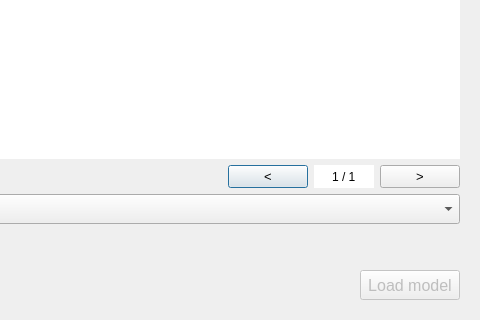
Above: threedi_models_and_simulations/ui/model_selection.ui from nens/threedi-api-qgis-client before the change; both pictures show x 420 to 900 and y 330 to 650 of the 900 by 650 pixel window. Below: the same form after it.
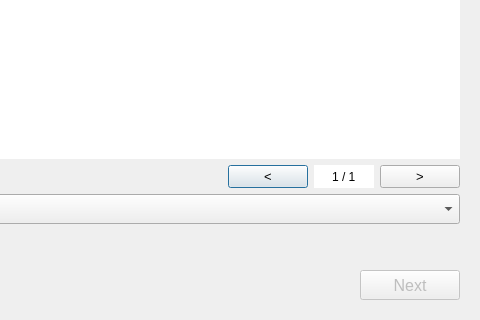
That is the form after the change.

Diff of the .ui file:
```diff
--- a/threedi_models_and_simulations/ui/model_selection.ui
+++ b/threedi_models_and_simulations/ui/model_selection.ui
@@ -404,7 +404,7 @@
            </font>
           </property>
           <property name="text">
-           <string>Load model</string>
+           <string>Next</string>
           </property>
          </widget>
         </item>
```
